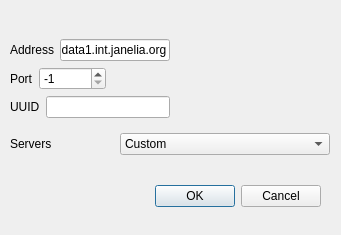
Qt form neurolabi/gui/zdviddialog.ui (janelia-flyem/NeuTu) before a commit.
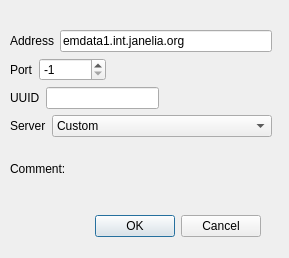
The same form after that commit.

```diff
--- a/neurolabi/gui/zdviddialog.ui
+++ b/neurolabi/gui/zdviddialog.ui
@@ -6,8 +6,8 @@
    <rect>
     <x>0</x>
     <y>0</y>
-    <width>341</width>
-    <height>235</height>
+    <width>289</width>
+    <height>258</height>
    </rect>
   </property>
   <property name="windowTitle">
@@ -16,8 +16,8 @@
   <widget class="QDialogButtonBox" name="buttonBox">
    <property name="geometry">
     <rect>
-     <x>140</x>
-     <y>180</y>
+     <x>80</x>
+     <y>210</y>
      <width>181</width>
      <height>32</height>
     </rect>
@@ -34,10 +34,12 @@
     <rect>
      <x>10</x>
      <y>30</y>
-     <width>320</width>
-     <height>134</height>
+     <width>262</width>
+     <height>164</height>
     </rect>
    </property>
+   <layout class="QVBoxLayout" name="verticalLayout_3">
+    <item>
    <layout class="QVBoxLayout" name="verticalLayout_2">
     <item>
      <layout class="QHBoxLayout" name="horizontalLayout_5">
@@ -114,10 +116,6 @@
             </property>
            </widget>
           </item>
-         </layout>
-        </item>
-       </layout>
-      </item>
       <item>
        <spacer name="horizontalSpacer_2">
         <property name="orientation">
@@ -133,27 +131,58 @@
       </item>
      </layout>
     </item>
+         </layout>
+        </item>
+       </layout>
+      </item>
     <item>
      <layout class="QHBoxLayout" name="horizontalLayout_4">
       <item>
        <widget class="QLabel" name="label_4">
         <property name="text">
-         <string>Servers</string>
+           <string>Server</string>
         </property>
        </widget>
       </item>
       <item>
        <widget class="QComboBox" name="serverComboBox">
+          <property name="sizePolicy">
+           <sizepolicy hsizetype="MinimumExpanding" vsizetype="Fixed">
+            <horstretch>0</horstretch>
+            <verstretch>0</verstretch>
+           </sizepolicy>
+          </property>
         <item>
          <property name="text">
           <string>Custom</string>
          </property>
         </item>
+         </widget>
+        </item>
+       </layout>
+      </item>
+     </layout>
+    </item>
         <item>
+     <layout class="QHBoxLayout" name="horizontalLayout_6">
+      <item>
+       <widget class="QLabel" name="label_5">
          <property name="text">
-          <string>emdata1.int.janelia.org:9000:b42</string>
-         </property>
-        </item>
+         <string>Comment:</string>
+        </property>
+       </widget>
+      </item>
+      <item>
+       <widget class="QLabel" name="infoLabel">
+        <property name="sizePolicy">
+         <sizepolicy hsizetype="MinimumExpanding" vsizetype="Preferred">
+          <horstretch>0</horstretch>
+          <verstretch>0</verstretch>
+         </sizepolicy>
+        </property>
+        <property name="text">
+         <string/>
+        </property>
        </widget>
       </item>
      </layout>
```
Lines whose indentation alone changed are shown as unchanged.
